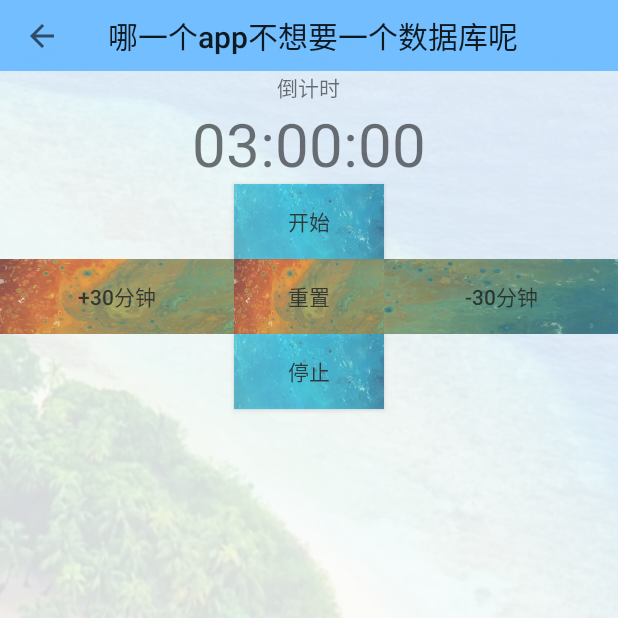
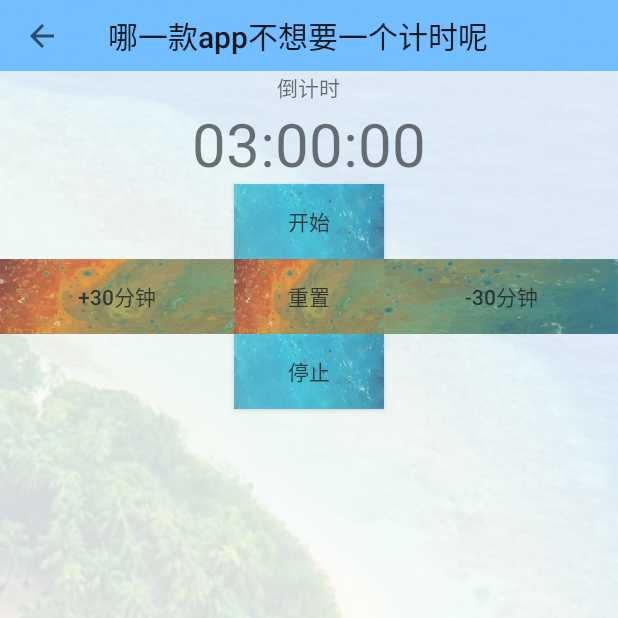
Before and after one commit to shadowxiehao/android_homework, an Android app: the Work7Activity screen opened directly, with no data from a screen before it, on a phone screen of 412 x 824 dp, the top half of it. Run offline under Robolectric (Android 15) with nearby library versions, the phone set to English and light mode, and no system bars.

Commit message:
修改了第七个标题

```diff
--- a/app/src/main/res/layout/work7.xml
+++ b/app/src/main/res/layout/work7.xml
@@ -27,7 +27,7 @@
 
             app:navigationIcon="?attr/actionModeCloseDrawable"
             app:popupTheme="@style/AppTheme.PopupOverlay"
-            app:title="哪一个app不想要一个数据库呢" />
+            app:title="哪一款app不想要一个计时呢" />
 
         <TextView
             android:id="@+id/tvTitle"
```
